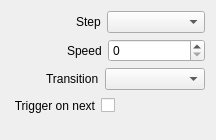
This is src/Widgets/Inspector/Atem/InspectorAtemAutoWidget.ui in CasparCG/client as Qt 5 draws it before an edit. The edited form follows.
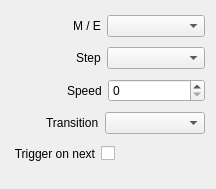
This is the edited form.

Commit message: Added support for Blackmagic 2M/E mixers.

Patch:
```diff
--- a/src/Widgets/Inspector/Atem/InspectorAtemAutoWidget.ui
+++ b/src/Widgets/Inspector/Atem/InspectorAtemAutoWidget.ui
@@ -7,7 +7,7 @@
     <x>0</x>
     <y>0</y>
     <width>216</width>
-    <height>140</height>
+    <height>189</height>
    </rect>
   </property>
   <property name="sizePolicy">
@@ -17,6 +17,43 @@
    </sizepolicy>
   </property>
   <layout class="QVBoxLayout" name="verticalLayout">
+   <item>
+    <layout class="QHBoxLayout" name="horizontalLayoutMixerStep">
+     <item>
+      <spacer name="horizontalSpacerMixerStep">
+       <property name="orientation">
+        <enum>Qt::Horizontal</enum>
+       </property>
+       <property name="sizeType">
+        <enum>QSizePolicy::Fixed</enum>
+       </property>
+       <property name="sizeHint" stdset="0">
+        <size>
+         <width>62</width>
+         <height>20</height>
+        </size>
+       </property>
+      </spacer>
+     </item>
+     <item>
+      <widget class="QLabel" name="labelMixerStep">
+       <property name="text">
+        <string>M / E</string>
+       </property>
+      </widget>
+     </item>
+     <item>
+      <widget class="QComboBox" name="comboBoxMixerStep">
+       <property name="sizePolicy">
+        <sizepolicy hsizetype="Expanding" vsizetype="Fixed">
+         <horstretch>0</horstretch>
+         <verstretch>0</verstretch>
+        </sizepolicy>
+       </property>
+      </widget>
+     </item>
+    </layout>
+   </item>
    <item>
     <layout class="QHBoxLayout" name="horizontalLayoutStep">
      <item>
```
The commit also changes 33 other files.
